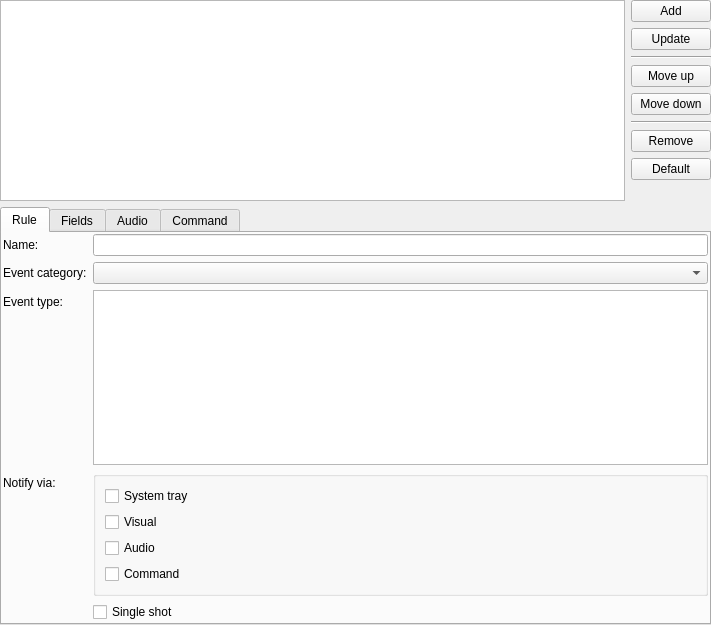
The window that src/plugins/advancednotifications/notificationruleswidget.ui (0xd34df00d/leechcraft) describes before a commit, drawn with Qt 5.
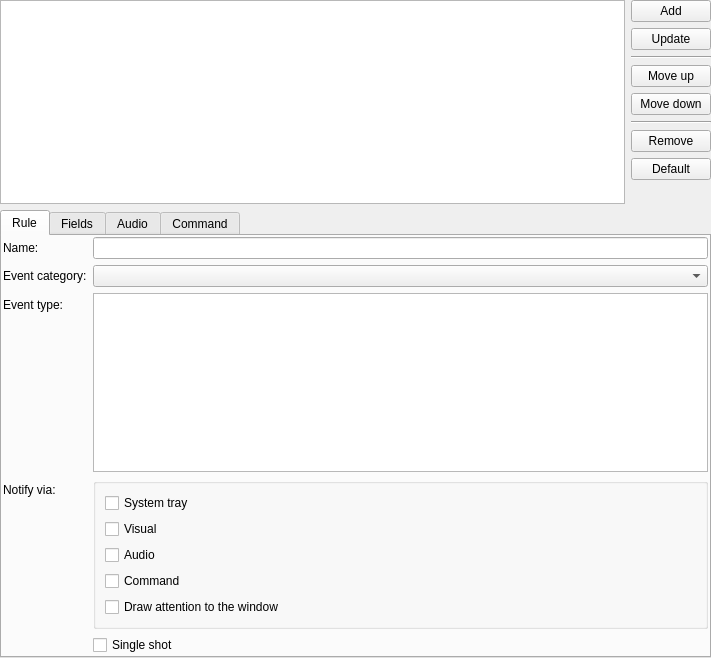
The same window after the commit.

Commit message: AN: added Urgent hint handler.

```diff
--- a/src/plugins/advancednotifications/notificationruleswidget.ui
+++ b/src/plugins/advancednotifications/notificationruleswidget.ui
@@ -7,7 +7,7 @@
     <x>0</x>
     <y>0</y>
     <width>711</width>
-    <height>625</height>
+    <height>658</height>
    </rect>
   </property>
   <property name="windowTitle">
@@ -209,6 +209,13 @@
                 </property>
                </widget>
               </item>
+              <item>
+               <widget class="QCheckBox" name="NotifyUrgent_">
+                <property name="text">
+                 <string>Draw attention to the window</string>
+                </property>
+               </widget>
+              </item>
              </layout>
             </widget>
            </item>
```
The commit also changes 6 other files.
